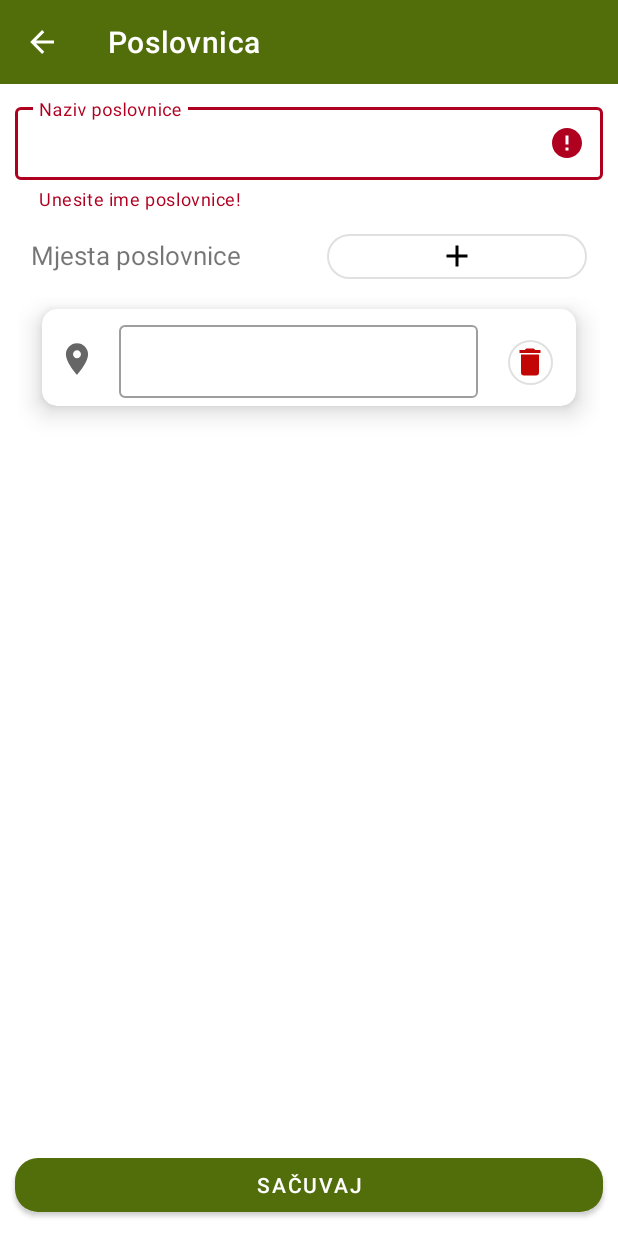
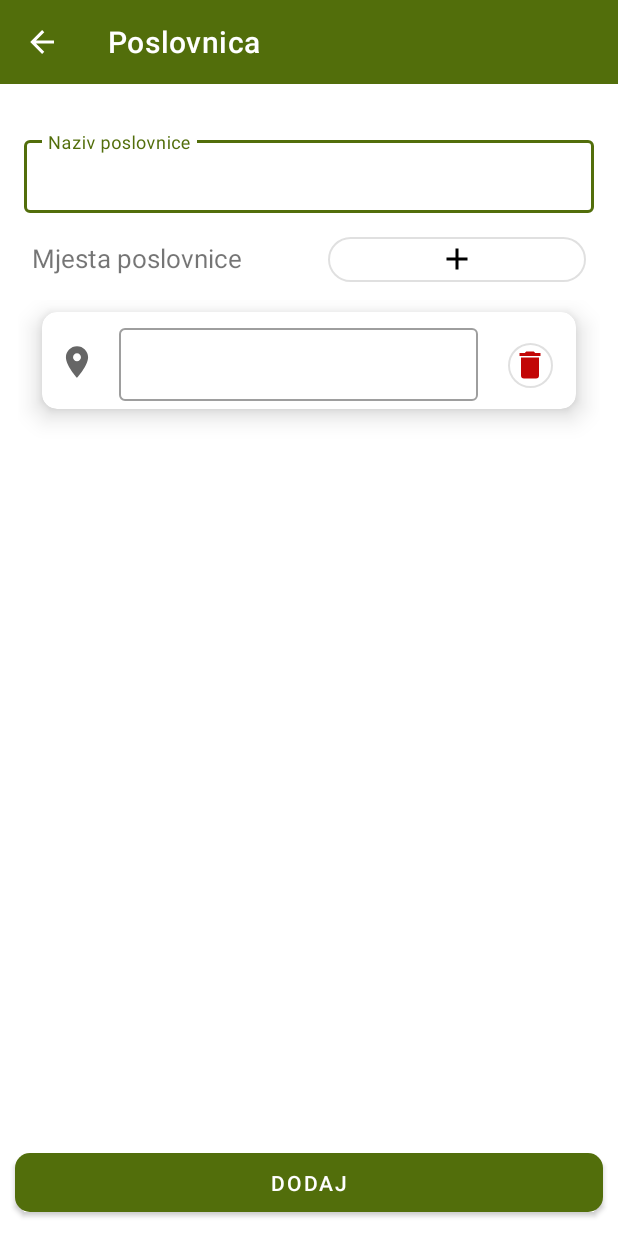
Before and after one commit to imranspahic/NRS-projekat, an Android app: the AddBranchActivity screen opened directly, with no data from a screen before it, after a tap on an icon or button, on a phone screen of 412 x 824 dp. Run offline under Robolectric (Android 15) with nearby library versions, the phone set to English and light mode, and no system bars; our stand-ins replace Firebase (no records; nobody signed in at launch, a user with empty details on screens opened directly); 1 other tap on this screen came first.

Commit message:
Popravljene margine na dodavanju poslovnice i promijenjeni nazivi za ažuriranje poslovnice na toolbaru i buttonu.

```diff
--- a/app/src/main/java/ba/etf/nrsprojekat/AddBranchActivity.kt
+++ b/app/src/main/java/ba/etf/nrsprojekat/AddBranchActivity.kt
@@ -236,6 +236,8 @@ class AddBranchActivity : AppCompatActivity() {
         recyclerMjesto.layoutManager = LinearLayoutManager(this)
          adapterZaRecycler = MjestoListAdapter(branch.mjesto)
         recyclerMjesto.adapter = adapterZaRecycler
+        toolbar.title = "Ažuriraj poslovnicu"
+        btnSacuvaj.text = "SAČUVAJ"
     }
 
 }
--- a/app/src/main/res/layout/activity_add_branch.xml
+++ b/app/src/main/res/layout/activity_add_branch.xml
@@ -24,8 +24,6 @@
 
         />
 
-
-
     <com.google.android.material.textfield.TextInputLayout
         android:id="@+id/addBranchNameTextInput"
         style="@style/Widget.MaterialComponents.TextInputLayout.OutlinedBox.Dense"
@@ -33,8 +31,9 @@
         android:layout_height="wrap_content"
         app:layout_constraintStart_toStartOf="parent"
         app:layout_constraintEnd_toEndOf="parent"
+        android:layout_marginTop="32dp"
+        android:layout_marginHorizontal="16dp"
         app:layout_constraintTop_toBottomOf="@id/addBranchToolbar"
-        android:layout_margin="10dp"
         android:hint="Naziv poslovnice"
         tools:paddingLeft="5dp"
         tools:paddingRight="5dp">
@@ -54,7 +53,8 @@
         android:layout_width="match_parent"
         android:layout_height="wrap_content"
         android:orientation="horizontal"
-        android:layout_margin="15dp"
+        android:layout_marginTop="16dp"
+        android:layout_marginHorizontal="16dp"
         app:layout_constraintStart_toStartOf="parent"
         app:layout_constraintEnd_toEndOf="parent"
         app:layout_constraintTop_toBottomOf="@id/addBranchNameTextInput" >
@@ -107,14 +107,19 @@
 
     <Button
         android:id="@+id/btnSacuvajMjesto"
-        android:layout_width="match_parent"
+        android:layout_width="0dp"
         android:layout_height="wrap_content"
-        android:text="Sačuvaj"
-        app:cornerRadius="15sp"
+        android:text="Dodaj"
+        app:cornerRadius="10sp"
         app:layout_constraintStart_toStartOf="parent"
         android:layout_margin="10dp"
+        android:layout_marginBottom="8dp"
+        android:layout_marginTop="25dp"
+        android:layout_marginHorizontal="16dp"
+        android:paddingVertical="10dp"
         app:layout_constraintEnd_toEndOf="parent"
         app:layout_constraintBottom_toBottomOf="parent"
+        android:layout_alignParentBottom="true"
         app:layout_constraintTop_toBottomOf="@id/mjestaRecyclerView"
         />
 
```
